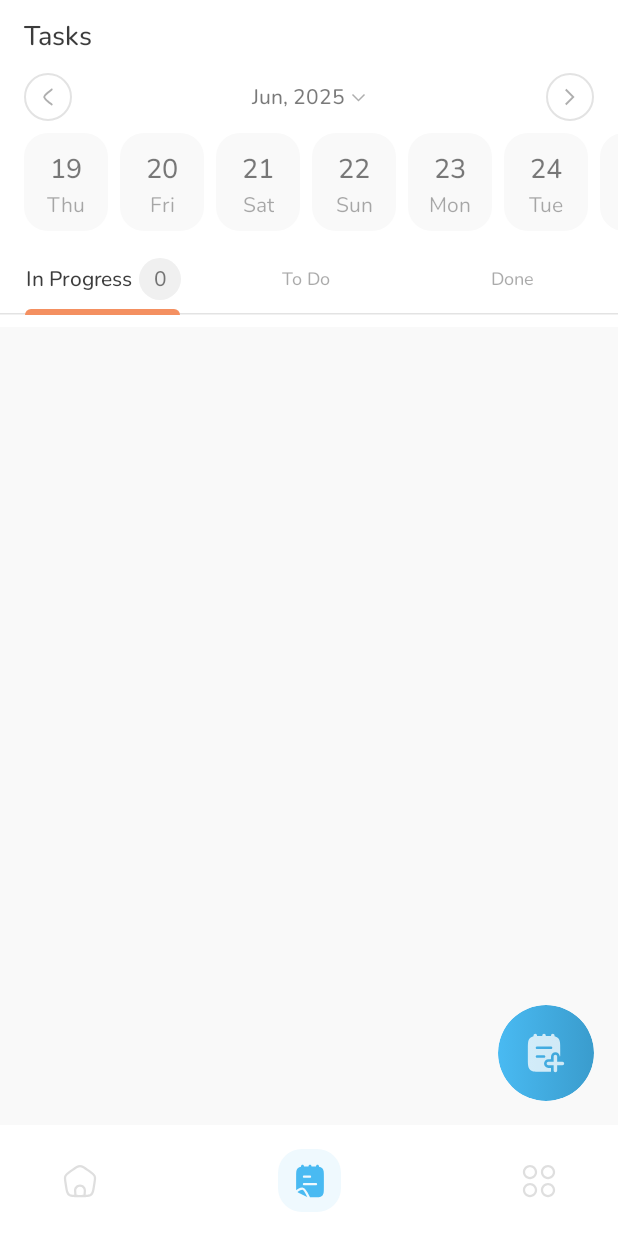
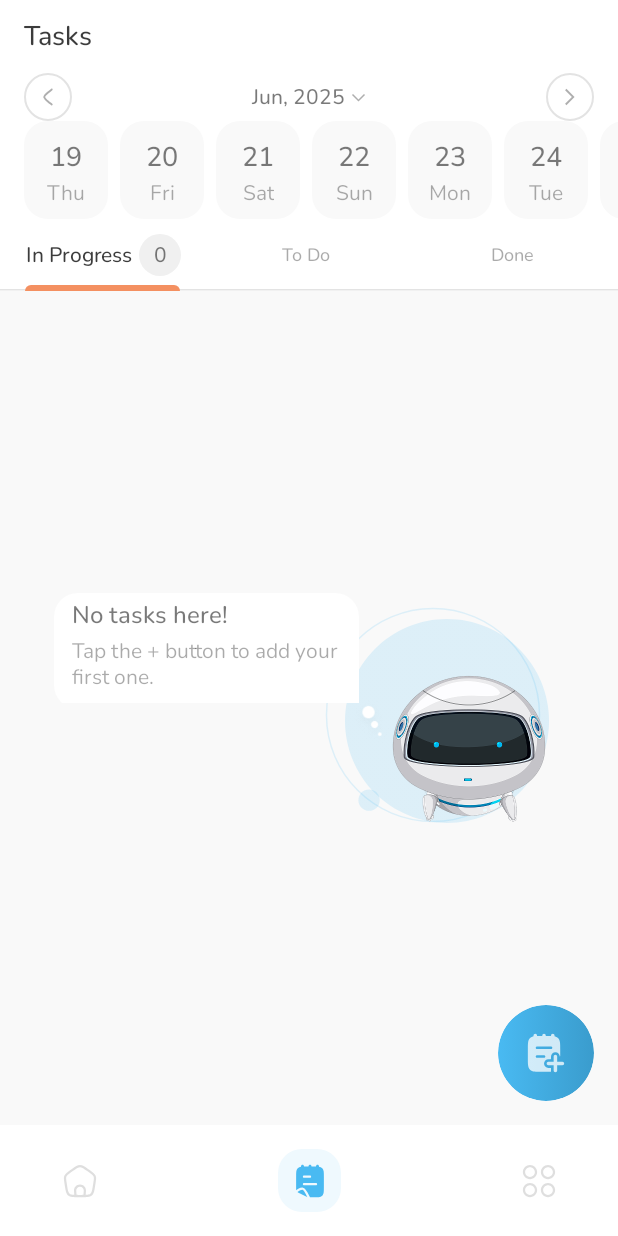
Before and after one commit to team-berlin/Tudee, an Android app built with Jetpack Compose: the screen it shows after launch (MainActivity), on a phone screen of 412 x 824 dp. Run offline under Robolectric (Android 15) with nearby library versions, the phone set to English and light mode, and no system bars; our stand-ins replace Room's generated code.

Commit message:
enhance project structure and fix tasks list filtration

```diff
--- a/app/src/main/java/com/example/tudee/presentation/components/TabBar.kt
+++ b/app/src/main/java/com/example/tudee/presentation/components/TabBar.kt
@@ -1,6 +1,9 @@
 package com.example.tudee.presentation.components
 
-import androidx.compose.foundation.R
+import androidx.compose.animation.AnimatedVisibility
+import androidx.compose.animation.core.tween
+import androidx.compose.animation.fadeIn
+import androidx.compose.animation.fadeOut
 import androidx.compose.foundation.background
 import androidx.compose.foundation.layout.Box
 import androidx.compose.foundation.layout.Row
@@ -43,7 +46,7 @@ fun TabBarComponent(
     selectedTabIndex: Int,
     tabBarItems: List<TabBarItem>,
     onTabSelected: (Int) -> Unit,
-    tabContent: @Composable (tab: TabBarItem,isSelected:Boolean) -> Unit = {tab,isSelected->
+    tabContent: @Composable (tab: TabBarItem, isSelected: Boolean) -> Unit = { tab, isSelected ->
         DefaultTabContent(
             tabBarItem = tab,
             isSelected = isSelected,
@@ -59,18 +62,20 @@ fun TabBarComponent(
         modifier = modifier
             .fillMaxWidth()
             .background(TudeeTheme.color.surfaceHigh),
-        indicator = tabIndicator, divider = { TabBarHorizontalDivider() },
+        indicator = tabIndicator
+        , divider = { TabBarHorizontalDivider() },
         containerColor = backgroundColor,
         contentColor = contentColor
     ) {
         tabBarItems.forEachIndexed { index, tabItem ->
+
             Tab(
-                selected = index ==selectedTabIndex,
+                selected = index == selectedTabIndex,
                 onClick = {
                     onTabSelected(index)
                 },
                 text = {
-                    tabContent(tabItem, index ==selectedTabIndex)
+                    tabContent(tabItem, index == selectedTabIndex)
                 },
             )
         }
@@ -80,6 +85,12 @@ fun TabBarComponent(
 @OptIn(ExperimentalMaterial3Api::class)
 @Composable
 private fun TabIndicatorScope.DefaultTabIndicator(selectedTabIndex: Int, modifier: Modifier) =
+    AnimatedVisibility(
+        visible = true,
+        enter = fadeIn(tween(1000)),
+        exit = fadeOut(tween(1000))
+    ) {
+
         TabRowDefaults.PrimaryIndicator(
             modifier = modifier.tabIndicatorOffset(
                 selectedTabIndex,
@@ -90,7 +101,7 @@ private fun TabIndicatorScope.DefaultTabIndicator(selectedTabIndex: Int, modifie
             shape = (RoundedCornerShape(topStart = 12.dp, topEnd = 12.dp)),
             width = Dp.Unspecified
         )
-
+    }
 @Composable
 private fun DefaultTabContent(
     modifier: Modifier = Modifier,
--- a/app/src/main/java/com/example/tudee/presentation/screen/task_screen/mappers/Mappers.kt
+++ b/app/src/main/java/com/example/tudee/presentation/screen/task_screen/mappers/Mappers.kt
@@ -55,6 +55,6 @@ fun Task.taskToTaskUiState(categoryIcon: Int): TaskUiState {
         priority = priority.toUiState().priority,
         status = status.toUiState().status,
         categoryTitle = "",
-        categoryIcon = categoryIcon
+        categoryIcon = categoryIcon.toString()
     )
 }
--- a/app/src/main/java/com/example/tudee/presentation/screen/task_screen/ui/NotTaskForTodayDialogue.kt
+++ b/app/src/main/java/com/example/tudee/presentation/screen/task_screen/ui/NotTaskForTodayDialogue.kt
@@ -6,18 +6,24 @@ import androidx.compose.foundation.layout.Arrangement
 import androidx.compose.foundation.layout.Box
 import androidx.compose.foundation.layout.Column
 import androidx.compose.foundation.layout.fillMaxWidth
+import androidx.compose.foundation.layout.height
+import androidx.compose.foundation.layout.offset
 import androidx.compose.foundation.layout.padding
 import androidx.compose.foundation.layout.size
+import androidx.compose.foundation.layout.width
 import androidx.compose.foundation.shape.RoundedCornerShape
 import androidx.compose.material3.Text
 import androidx.compose.runtime.Composable
 import androidx.compose.ui.Alignment
 import androidx.compose.ui.Modifier
 import androidx.compose.ui.draw.clip
+import androidx.compose.ui.layout.ContentScale
+import androidx.compose.ui.layout.ModifierLocalBeyondBoundsLayout
 import androidx.compose.ui.res.painterResource
 import androidx.compose.ui.res.stringResource
 import androidx.compose.ui.tooling.preview.Preview
 import androidx.compose.ui.unit.dp
+import androidx.compose.ui.zIndex
 import com.example.tudee.R
 import com.example.tudee.designsystem.theme.TudeeTheme
 
@@ -27,8 +33,10 @@ fun NotTaskForTodayDialogue() {
     Box(
         Modifier
             .background(TudeeTheme.color.surface)
-            .padding(end = 25.dp)
-            .fillMaxWidth(),
+            .width(360.dp)
+            .height(153.dp)
+            .padding(end = 20.dp)
+        ,
     ) {
         Column(
             Modifier
@@ -41,11 +49,12 @@ fun NotTaskForTodayDialogue() {
                         bottomStart = 16.dp,
                     )
                 )
+                .offset(y = (-4).dp)
+                .zIndex(1f)
+                .width(203.dp)
                 .background(TudeeTheme.color.surfaceHigh)
-                .fillMaxWidth(.57f)
                 .padding(start = 12.dp, end = 10.dp)
-                .padding(vertical = 8.dp)
-            , verticalArrangement = Arrangement.spacedBy(4.dp)
+                .padding(vertical = 8.dp), verticalArrangement = Arrangement.spacedBy(4.dp)
 
         ) {
             Text(
@@ -60,14 +69,16 @@ fun NotTaskForTodayDialogue() {
                 color = TudeeTheme.color.textColors.hint,
             )
         }
-        Box (
+        Box(
             Modifier.align(Alignment.BottomEnd)
-        ){
+        ) {
                 Image(
                     modifier = Modifier
+                        .padding(end = 5.dp)
                         .size(144.dp)
                         .align(Alignment.BottomEnd),
                     painter = painterResource(R.drawable.delete_bot_omage_container),
+                    contentScale = ContentScale.Crop,
                     contentDescription = ""
                 )
 
@@ -79,25 +90,35 @@ fun NotTaskForTodayDialogue() {
                         .size(136.dp)
                         .align(Alignment.BottomEnd),
                     painter = painterResource(R.drawable.image_blue_overlay),
+                    contentScale = ContentScale.Crop,
                     contentDescription = ""
                 )
-                Image(
-                    modifier = Modifier
-                        .size(width = 23.dp, height = 34.dp)
-                        .align(Alignment.CenterStart),
-                    painter = painterResource(R.drawable.hint_indicator),
-                    contentDescription = ""
-                )
+
             }
             Image(
                 modifier = Modifier
                     .size(height = 100.dp, width = 107.dp)
                     .align(Alignment.BottomEnd),
                 painter = painterResource(R.drawable.delete_task_bot),
+                contentScale = ContentScale.Crop,
                 contentDescription = ""
             )
+            Box(
+                Modifier
+                    .size(136.dp)
+                    .align(Alignment.BottomEnd)
+            ) {
+                Image(
+                    modifier = Modifier
+                        .padding(start = 6.dp, top =4.dp )
+                        .size(width = 23.dp, height = 34.dp)
 
-
+                        .align(Alignment.CenterStart),
+                    painter = painterResource(R.drawable.hint_indicator),
+                    contentScale = ContentScale.Crop,
+                    contentDescription = ""
+                )
             }
         }
     }
+}
--- a/app/src/main/java/com/example/tudee/presentation/screen/task_screen/ui/TasksScreen.kt
+++ b/app/src/main/java/com/example/tudee/presentation/screen/task_screen/ui/TasksScreen.kt
@@ -12,7 +12,6 @@ import androidx.compose.animation.fadeOut
 import androidx.compose.animation.slideInVertically
 import androidx.compose.animation.slideOutVertically
 import androidx.compose.animation.togetherWith
-import androidx.compose.foundation.ExperimentalFoundationApi
 import androidx.compose.foundation.Image
 import androidx.compose.foundation.background
 import androidx.compose.foundation.border
@@ -32,6 +31,7 @@ import androidx.compose.foundation.layout.size
 import androidx.compose.foundation.layout.width
 import androidx.compose.foundation.lazy.LazyColumn
 import androidx.compose.foundation.lazy.LazyRow
+import androidx.compose.foundation.lazy.items
 import androidx.compose.foundation.lazy.itemsIndexed
 import androidx.compose.foundation.shape.CircleShape
 import androidx.compose.foundation.shape.RoundedCornerShape
@@ -87,7 +87,6 @@ import com.example.tudee.presentation.screen.task_screen.mappers.TaskPriorityUiS
 import com.example.tudee.presentation.screen.task_screen.ui_states.DateCardUiState
 import com.example.tudee.presentation.screen.task_screen.ui_states.DatePickerUiState
 import com.example.tudee.presentation.screen.task_screen.ui_states.TaskUiState
-
 import com.example.tudee.presentation.screen.task_screen.ui_states.TasksScreenUiState
 import com.example.tudee.presentation.screen.task_screen.viewmodel.TasksScreenViewModel
 import kotlinx.coroutines.delay
@@ -136,7 +135,6 @@ fun TasksScreenContent(
     onDismissDatePicker: () -> Unit,
     hideSnackBar: () -> Unit,
 
-
     ) {
 
     TudeeScaffold(
@@ -145,8 +143,8 @@ fun TasksScreenContent(
         showBottomBar = true,
         bottomBarContent = { TaskScreenBottomAppBar() },
         showFab = true,
-        floatingActionButton = { TaskScreenFloatingActionButton { onFloatingActionClicked } }
-    ) { paddingValues ->
+        floatingActionButton = { TaskScreenFloatingActionButton { onFloatingActionClicked } })
+    { paddingValues ->
 
         Box(
             Modifier
@@ -160,7 +158,7 @@ fun TasksScreenContent(
                 onConfirm = onConfirmDatePicker
             )
             Column(
-                verticalArrangement = Arrangement.spacedBy(8.dp)
+                //verticalArrangement = Arrangement.spacedBy(8.dp)
             ) {
                 HeadingDate(onDateCardClicked)
 
@@ -175,20 +173,17 @@ fun TasksScreenContent(
                     onTabSelected = onTabSelected
                 )
 
-                Box(
+
+                TasksListContent(
                     modifier = Modifier
                         .fillMaxWidth()
+
                         .background(TudeeTheme.color.surface)
-                        .weight(1f)
-                ) {
-                    TasksListContent(
+                        .weight(1f),
                     listOfTasks = taskScreenUiState.listOfTasksUiState,
                     onTaskCardClicked = onTaskCardClicked,
                     onDeleteIconClick = onDeleteIconClicked,
-                        // selectedTabIndex = taskScreenUiState.selectedTabIndex
-
                 )
-                }
 
                 DeleteConfirmationBottomSheet(
                     isBottomSheetVisible = taskScreenUiState.isBottomSheetVisible,
@@ -203,18 +198,80 @@ fun TasksScreenContent(
             }
 
             SnackBarSection(
-                isSnackBarVisible = taskScreenUiState.isSnackBarVisible,
-                hideSnackBar = hideSnackBar
+                isSnackBarVisible = taskScreenUiState.isSnackBarVisible, hideSnackBar = hideSnackBar
             )
 
         }
     }
 }
 
+@OptIn(ExperimentalMaterial3Api::class)
+@Composable
+fun TasksListContent(
+    modifier: Modifier = Modifier,
+    listOfTasks: List<TaskUiState>,
+    onTaskCardClicked: (Long) -> Unit,
+    onDeleteIconClick: (Long) -> Unit,
+) {
+    Box(modifier = modifier.fillMaxSize()) {
+        if (listOfTasks.isEmpty()) {
+            Box(
+                Modifier.align(Alignment.Center)
+            ) {
+                NotTaskForTodayDialogue()
+            }
+        }
+        AnimatedContent(
+            targetState = listOfTasks,
+            transitionSpec = {
+                fadeIn(tween(1000)) togetherWith fadeOut(tween(1000))
+            },
+        ) { listOfTasks ->
+            LazyColumn(
+                modifier.padding(
+                    start = 16.dp, end = 16.dp
+                ), verticalArrangement = Arrangement.spacedBy(8.dp)
+            ) {
+                items(listOfTasks, key = { it.id }) { task ->
+                    SwipeableCardWrapper(onDeleteIconClick = { onDeleteIconClick(task.id) }) {
+                        var priorityBackgroundColor = Color.Transparent
+                        var priorityIcon = painterResource(R.drawable.ic_priority_medium)
+                        when (task.priority) {
+                            TaskPriorityUiState.HIGH.priority -> {
+                                priorityBackgroundColor = TudeeTheme.color.statusColors.pinkAccent
+                                priorityIcon = painterResource(R.drawable.ic_priority_high)
+                            }
+
+                            TaskPriorityUiState.MEDIUM.priority -> {
+                                priorityBackgroundColor = TudeeTheme.color.statusColors.yellowAccent
+                                priorityIcon = painterResource(R.drawable.ic_priority_medium)
+                            }
+
+                            TaskPriorityUiState.LOW.priority -> {
+                                priorityBackgroundColor = TudeeTheme.color.statusColors.greenAccent
+                                priorityIcon = painterResource(R.drawable.ic_priority_low)
+                            }
+                        }
+                        Modifier.clip(RoundedCornerShape(16.dp))
+                        CategoryTaskComponent(
+                            title = task.title,
+                            description = task.description,
+                            priority = stringResource(task.priority),
+                            priorityBackgroundColor = priorityBackgroundColor,
+                            taskIcon = { task.categoryIcon },
+                            onClick = { onTaskCardClicked(task.id) },
+                            priorityIcon = priorityIcon,
+                        )
+                    }
+                }
+            }
+        }
+    }
+}
+
 @Composable
 fun SnackBarSection(
-    isSnackBarVisible: Boolean,
-    hideSnackBar: () -> Unit
+    isSnackBarVisible: Boolean, hideSnackBar: () -> Unit
 ) {
     LaunchedEffect(isSnackBarVisible) {
         delay(2000)
@@ -222,20 +279,15 @@ fun SnackBarSection(
     }
 
     AnimatedVisibility(
-        visible = isSnackBarVisible,
-        enter = slideInVertically(
-            initialOffsetY = { fullHeight -> -fullHeight },
-            animationSpec = spring(
-                stiffness = Spring.StiffnessLow,
-                dampingRatio = Spring.DampingRatioMediumBouncy
+        visible = isSnackBarVisible, enter = slideInVertically(
+            initialOffsetY = { fullHeight -> -fullHeight }, animationSpec = spring(
+                stiffness = Spring.StiffnessLow, dampingRatio = Spring.DampingRatioMediumBouncy
             )
         ) + fadeIn(),
 
         exit = slideOutVertically(
-            targetOffsetY = { fullHeight -> fullHeight },
-            animationSpec = spring(
-                stiffness = Spring.StiffnessMedium,
-                dampingRatio = Spring.DampingRatioNoBouncy
+            targetOffsetY = { fullHeight -> fullHeight }, animationSpec = spring(
+                stiffness = Spring.StiffnessMedium, dampingRatio = Spring.DampingRatioNoBouncy
             )
         ) + fadeOut()
     ) {
@@ -255,9 +307,7 @@ fun SnackBarSection(
 @OptIn(ExperimentalMaterial3Api::class)
 @Composable
 fun DatePickerScreen(
-    uiState: DatePickerUiState,
-    onDismiss: () -> Unit,
-    onConfirm: (Long?) -> Unit
+    uiState: DatePickerUiState, onDismiss: () -> Unit, onConfirm: (Long?) -> Unit
 ) {
     val datePickerState = rememberDatePickerState()
 
@@ -277,8 +327,7 @@ fun DatePickerScreen(
                 }
             },
 
-            )
-        {
+            ) {
             DatePicker(state = datePickerState)
         }
     }
@@ -286,8 +335,7 @@ fun DatePickerScreen(
 
 @Composable
 fun DaysRow(
-    onDayCardClicked: (Int) -> Unit,
-    listOfDateCardUiState: List<DateCardUiState>
+    onDayCardClicked: (Int) -> Unit, listOfDateCardUiState: List<DateCardUiState>
 ) {
     LazyRow(
         contentPadding = PaddingValues(start = 16.dp),
@@ -332,74 +380,10 @@ fun DaysRow(
 
 }
 
-@OptIn(ExperimentalMaterial3Api::class, ExperimentalFoundationApi::class)
-@Composable
-fun TasksListContent(
-    modifier: Modifier = Modifier,
-    listOfTasks: List<TaskUiState>,
-    onTaskCardClicked: (Long) -> Unit,
-    onDeleteIconClick: (Long) -> Unit,
-    // selectedTabIndex:Int
-) {
-
-    AnimatedContent(
-        targetState = listOfTasks,
-        transitionSpec = {
-            fadeIn(tween(1000)) togetherWith fadeOut(tween(1000))
-        },
-    )
-    { listOfTasks ->
-        LazyColumn(
-            modifier.padding(
-                top = 12.dp, start = 16.dp, end = 16.dp
-            ), verticalArrangement = Arrangement.spacedBy(8.dp)
-        ) {
-            items(
-                listOfTasks,
-                key = { it.id }
-            )
-            { task ->
-                SwipeableCardWrapper(onDeleteIconClick = { onDeleteIconClick(task.id) }) {
-                    var priorityBackgroundColor = Color.Transparent
-                    var priorityIcon = painterResource(R.drawable.ic_priority_medium)
-                    when (task.priority) {
-                        TaskPriorityUiState.HIGH.priority -> {
-                            priorityBackgroundColor = TudeeTheme.color.statusColors.pinkAccent
-                            priorityIcon = painterResource(R.drawable.ic_priority_high)
-                        }
-
-                        TaskPriorityUiState.MEDIUM.priority -> {
-                            priorityBackgroundColor = TudeeTheme.color.statusColors.yellowAccent
-                            priorityIcon = painterResource(R.drawable.ic_priority_medium)
-                        }
-
-                        TaskPriorityUiState.LOW.priority -> {
-                            priorityBackgroundColor = TudeeTheme.color.statusColors.greenAccent
-                            priorityIcon = painterResource(R.drawable.ic_priority_low)
-                        }
-                    }
-                    Modifier
-                        .clip(RoundedCornerShape(16.dp))
-                    CategoryTaskComponent(
-                        title = task.title,
-                        description = task.description,
-                        priority = stringResource(task.priority),
-                        priorityBackgroundColor = priorityBackgroundColor,
-                        taskIcon = { task.categoryIcon },
-                        onClick = { onTaskCardClicked(task.id) },
-                        priorityIcon = priorityIcon,
-                    )
-                }
-            }
-        }
-    }
-}
-
 
 @Composable
 fun SwipeableCardWrapper(
-    onDeleteIconClick: () -> Unit,
-    content: @Composable () -> Unit
+    onDeleteIconClick: () -> Unit, content: @Composable () -> Unit
 ) {
     var hiddenIconWidth by remember { mutableFloatStateOf(0f) }
     var neededOffset = remember { Animatable(initialValue = 0f) }
@@ -420,11 +404,9 @@ fun SwipeableCardWrapper(
                 }
                 .padding(horizontal = 12.dp), onClick = {
             onDeleteIconClick()
-            }
-        ) {
+        }) {
             Icon(
-                modifier = Modifier
-                    .size(32.dp),
+                modifier = Modifier.size(32.dp),
                 painter = painterResource(R.drawable.delete_ic),
                 tint = TudeeTheme.color.statusColors.error,
                 contentDescription = "delete icon"
@@ -468,8 +450,7 @@ fun HeadingDate(onDateCardClicked: () -> Unit) {
         contentAlignment = Alignment.Center
     ) {
         Row(
-            modifier = Modifier
-                .fillMaxWidth(), verticalAlignment = Alignment.CenterVertically
+            modifier = Modifier.fillMaxWidth(), verticalAlignment = Alignment.CenterVertically
         ) {
             Box(
                 modifier = Modifier
@@ -503,8 +484,7 @@ fun HeadingDate(onDateCardClicked: () -> Unit) {
         }
 
         Row(
-            Modifier
-                .clickable { onDateCardClicked() },
+            Modifier.clickable { onDateCardClicked() },
             verticalAlignment = Alignment.CenterVertically
         ) {
             Text(
@@ -547,8 +527,7 @@ fun DeleteConfirmationBottomSheet(
 
     if (isBottomSheetVisible) {
         ModalBottomSheet(
-            modifier = Modifier, containerColor = TudeeTheme.color.surface,
-            onDismissRequest = {
+            modifier = Modifier, containerColor = TudeeTheme.color.surface, onDismissRequest = {
                 onBottomSheetDismissed()
 
             }, sheetState = sheetState
@@ -558,7 +537,8 @@ fun DeleteConfirmationBottomSheet(
                     .fillMaxWidth()
                     .background(TudeeTheme.color.surface)
                     .padding(horizontal = 16.dp)
-                    .padding(bottom = 24.dp), verticalArrangement = Arrangement.spacedBy(12.dp)
+                    .padding(bottom = 24.dp),
+                verticalArrangement = Arrangement.spacedBy(12.dp)
             ) {
                 Text(
                     text = title,
@@ -588,9 +568,7 @@ fun DeleteConfirmationBottomSheet(
                 verticalArrangement = Arrangement.spacedBy(12.dp)
             ) {
                 NegativeButton(
-                    modifier = Modifier
-                        .fillMaxWidth(),
-                    onClick = {
+                    modifier = Modifier.fillMaxWidth(), onClick = {
 
                         onDeleteButtonClicked()
 
@@ -612,7 +590,8 @@ fun DeleteConfirmationBottomSheet(
 private fun TaskScreenTopAppBar() {
     TopAppBar(
         modifier = Modifier.background(TudeeTheme.color.surfaceHigh),
-        title = "Tasks", showBackButton = false
+        title = "Tasks",
+        showBackButton = false
     )
 }
 
@@ -625,37 +604,28 @@ private fun TaskScreenBottomAppBar() {
                 icon = painterResource(id = R.drawable.home),
                 selectedIcon = painterResource(id = R.drawable.home_select),
                 route = Destination.HomeScreen.route
-            ),
-            BottomNavItem(
+            ), BottomNavItem(
                 icon = painterResource(id = R.drawable.task),
                 selectedIcon = painterResource(id = R.drawable.task_select),
                 route = Destination.TasksScreen.route
-            ),
-            BottomNavItem(
+            ), BottomNavItem(
                 icon = painterResource(id = R.drawable.category),
                 selectedIcon = painterResource(id = R.drawable.category_select),
                 route = Destination.CategoriesScreen.route
             )
-        ),
-        currentRoute = Destination.TasksScreen.route,
-        onNavDestinationClicked = {}
-    )
+        ), currentRoute = Destination.TasksScreen.route, onNavDestinationClicked = {})
 }
 
 
 @Composable
 private fun TaskScreenFloatingActionButton(onFloatingActionClicked: () -> Unit) {
-    FabButton(
-        onClick = {
+    FabButton(onClick = {
         onFloatingActionClicked()
-        },
-        content = {
+    }, content = {
         Icon(
-                painter = painterResource(R.drawable.note_add),
-                contentDescription = null
+            painter = painterResource(R.drawable.note_add), contentDescription = null
         )
-        }
-    )
+    })
 }
 
 @Composable
@@ -675,6 +645,5 @@ fun TasksScreenContentPreview() {
         onDateCardClicked = {},
         onConfirmDatePicker = {},
         onDismissDatePicker = { },
-        hideSnackBar = {}
-    )
+        hideSnackBar = {})
 }
--- a/app/src/main/java/com/example/tudee/presentation/screen/task_screen/ui_states/UiStates.kt
+++ b/app/src/main/java/com/example/tudee/presentation/screen/task_screen/ui_states/UiStates.kt
@@ -1,6 +1,5 @@
 package com.example.tudee.presentation.screen.task_screen.ui_states
 
-import androidx.annotation.DrawableRes
 import androidx.annotation.StringRes
 import com.example.tudee.presentation.components.TabBarItem
 import com.example.tudee.presentation.composables.buttons.ButtonState
@@ -39,8 +38,8 @@ data class TaskUiState(
     @StringRes
     val status: Int,
     val categoryTitle: String,
-    @DrawableRes
-    val categoryIcon: Int
+
+    val categoryIcon: String
 )
 
 data class DateCardUiState(
```
Lines whose indentation alone changed are shown as unchanged.
